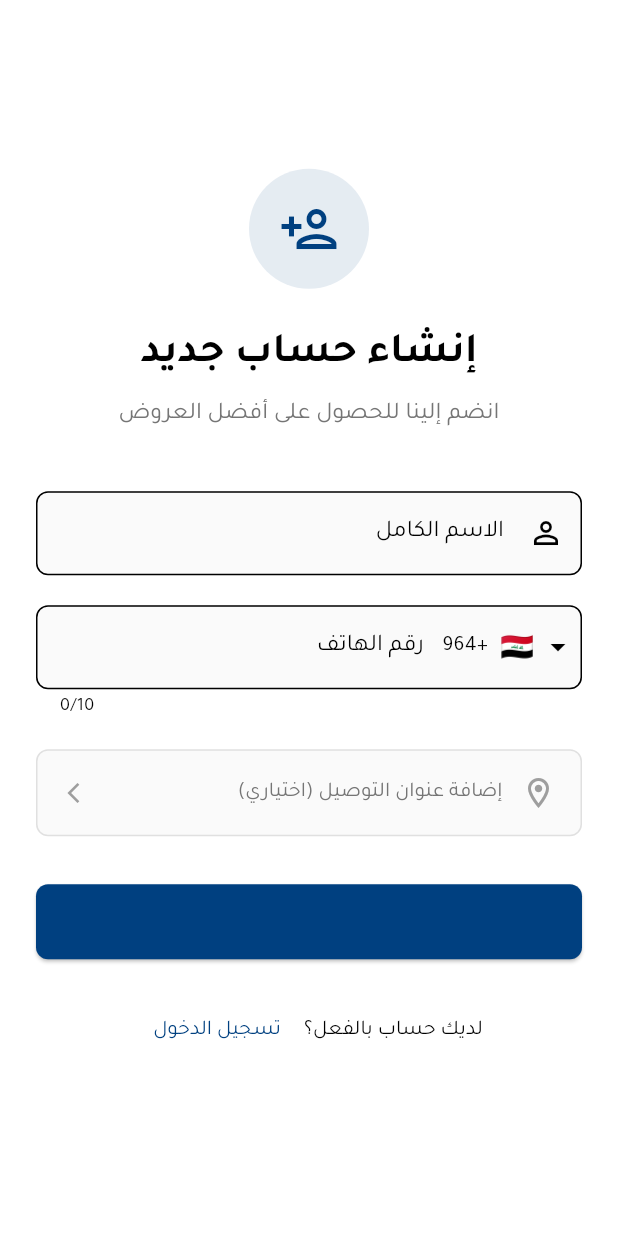
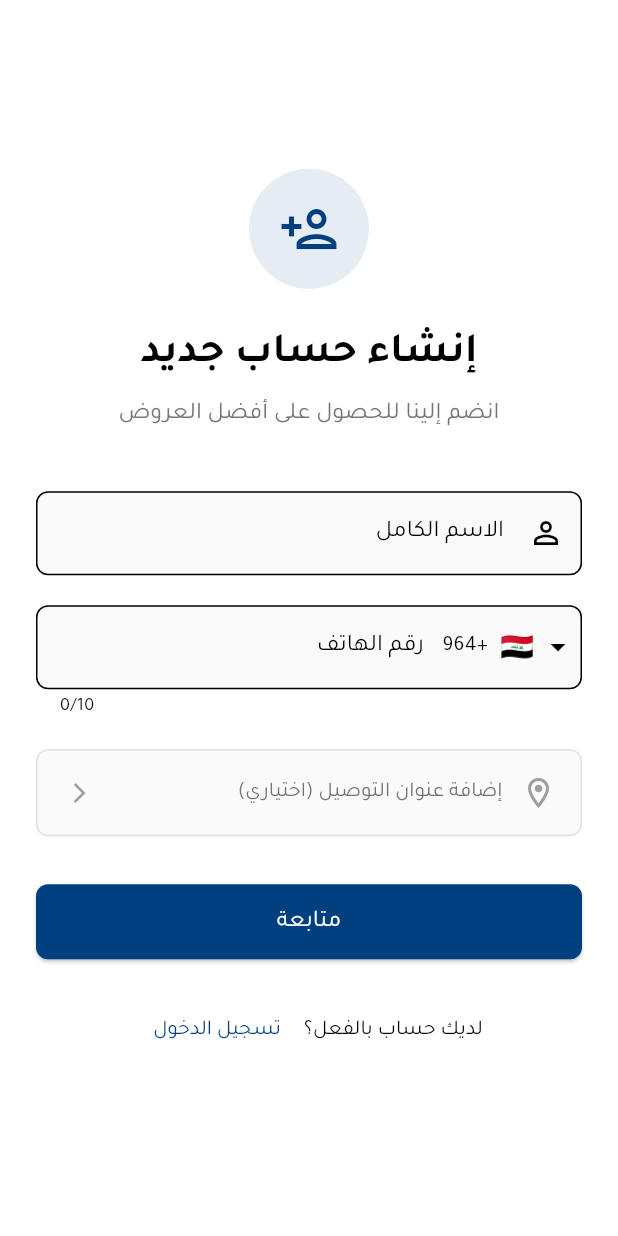
Before and after one commit to mohammedaljibory/arthultib, a Flutter app: the SignUpScreen screen opened directly, on a phone screen of 412 x 824 dp. Run offline on Flutter 3.47's test engine with Material 3 defaults, Android fonts, the phone set to English and light mode, and no system bars; drawn by our look-alikes of intl_phone_field; our stand-ins replace cached_network_image, cloud_firestore, firebase_auth, firebase_core, geocoding, geolocator and 5 more; missing offline and left inert: dart:html, dart:js; accounts and stored records are empty; generated files the repository leaves out were written again; network calls fail.

Commit message:
Fix authentication, navigation, and visual issues
Navigation Fixes:
- Add missing /address route to router
- Implement profile navigation (links to /account)
- Implement orders menu handler with "Coming soon" message
- Fix logout navigation to redirect to home instead of sign-in

Visual Fixes:
- Add explicit foregroundColor to all auth screen buttons (sign-in, sign-up, OTP)
- Fix RTL arrow icon direction in sign-up address selector
- Add color to back button in OTP verification screen for better visibility

Improvements:
- Consistent button styling across authentication flows
- Better UX with proper menu item handlers
- Improved visual consistency in RTL mode

```diff
--- a/lib/screens/otp_verification_screen.dart
+++ b/lib/screens/otp_verification_screen.dart
@@ -180,7 +180,7 @@ class _OTPVerificationScreenState extends State<OTPVerificationScreen> {
                       Align(
                         alignment: Alignment.centerRight,
                         child: IconButton(
-                          icon: Icon(Icons.arrow_back),
+                          icon: Icon(Icons.arrow_back, color: Color(0xFF004080)),
                           onPressed: () => Navigator.pop(context),
                         ),
                       ),
@@ -266,6 +266,7 @@ class _OTPVerificationScreenState extends State<OTPVerificationScreen> {
                           onPressed: authProvider.isLoading ? null : _verifyOTP,
                           style: ElevatedButton.styleFrom(
                             backgroundColor: Color(0xFF004080),
+                            foregroundColor: Colors.white,
                             shape: RoundedRectangleBorder(
                               borderRadius: BorderRadius.circular(8),
                             ),
--- a/lib/screens/sign_in_screen.dart
+++ b/lib/screens/sign_in_screen.dart
@@ -150,6 +150,7 @@ class _SignInScreenState extends State<SignInScreen> {
                             onPressed: authProvider.isLoading ? null : _proceedToOTP,
                             style: ElevatedButton.styleFrom(
                               backgroundColor: Color(0xFF004080),
+                              foregroundColor: Colors.white,
                               shape: RoundedRectangleBorder(
                                 borderRadius: BorderRadius.circular(8),
                               ),
--- a/lib/screens/sign_up_screen.dart
+++ b/lib/screens/sign_up_screen.dart
@@ -220,7 +220,7 @@ class _SignUpScreenState extends State<SignUpScreen> {
                                       ),
                                     ),
                                   ),
-                                  Icon(Icons.arrow_forward_ios, size: 16, color: Colors.grey),
+                                  Icon(Icons.arrow_back_ios, size: 16, color: Colors.grey),
                                 ],
                               ),
                             ),
@@ -235,6 +235,7 @@ class _SignUpScreenState extends State<SignUpScreen> {
                               onPressed: authProvider.isLoading ? null : _proceedToOTP,
                               style: ElevatedButton.styleFrom(
                                 backgroundColor: Color(0xFF004080),
+                                foregroundColor: Colors.white,
                                 shape: RoundedRectangleBorder(
                                   borderRadius: BorderRadius.circular(8),
                                 ),
```
Also changed, not shown: lib/main.dart (+13 -6 lines).
